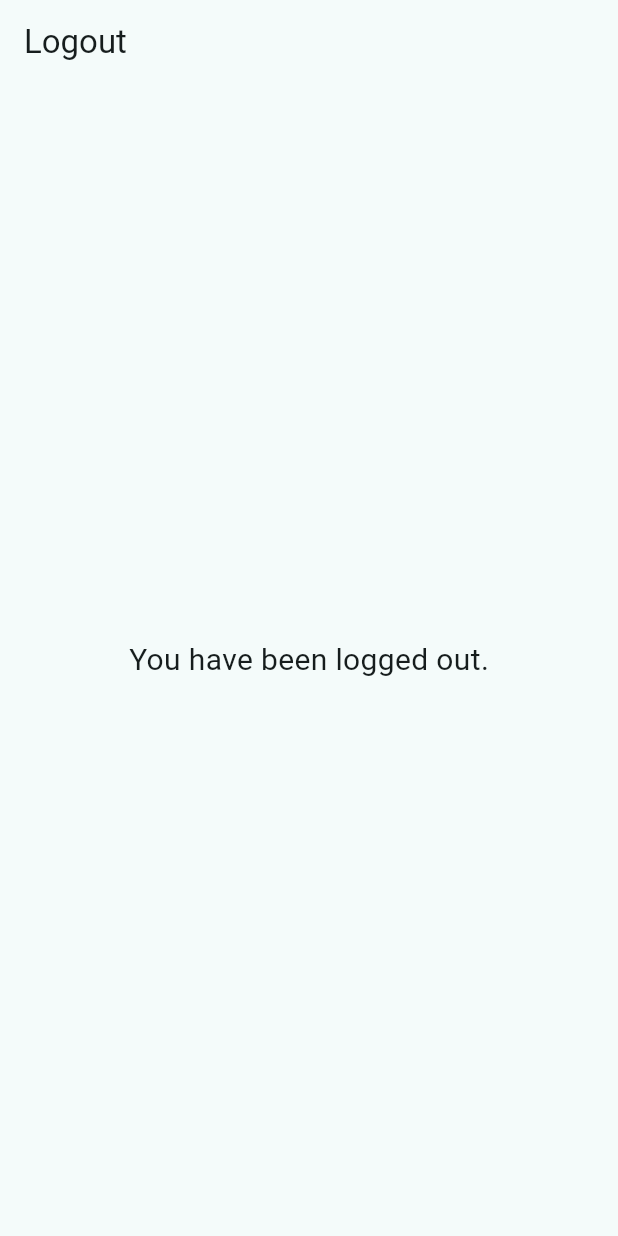
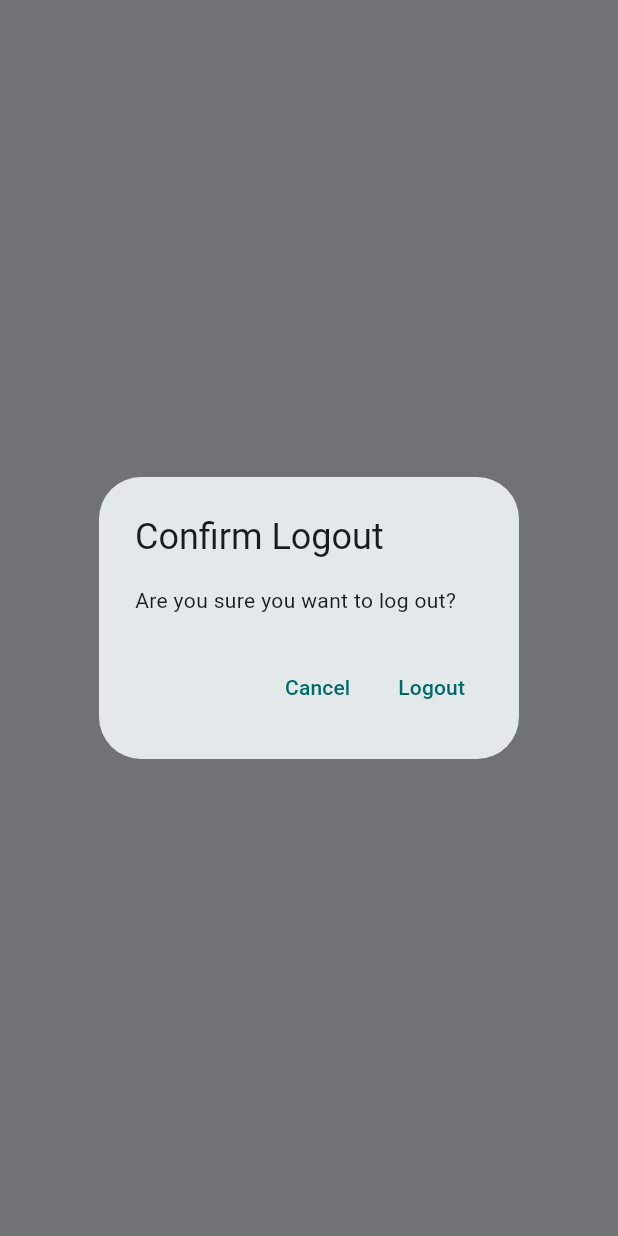
Before and after one commit to FinchChat/FinchChat, a Flutter app: the LogoutScreen screen opened by its route, on a phone screen of 412 x 824 dp. Run offline on Flutter 3.47's test engine with Material 3 defaults, Android fonts, the phone set to English and light mode, and no system bars; our stand-ins replace flutter_secure_storage, sqflite; accounts and stored records are empty.

Commit message:
feat: move logout logic to logout screen

```diff
--- a/lib/screens/logout.dart
+++ b/lib/screens/logout.dart
@@ -1,22 +1,85 @@
 import 'package:flutter/material.dart';
+// Assuming you might have a login screen route, e.g.:
+// import 'package:finch_chat/screens/login_screen.dart';
 
-class LogoutScreen extends StatelessWidget {
+class LogoutScreen extends StatefulWidget {
   static const String routeName = '/logout';
 
   const LogoutScreen({super.key});
 
   @override
+  State<LogoutScreen> createState() => _LogoutScreenState();
+}
+
+class _LogoutScreenState extends State<LogoutScreen> {
+  @override
+  void initState() {
+    super.initState();
+    WidgetsBinding.instance.addPostFrameCallback((_) {
+      _showLogoutConfirmationDialog(context);
+    });
+  }
+
+  void _performActualLogoutAndNavigate(BuildContext context) {
+    // 1. Perform actual logout logic here (clear tokens, user session, etc.)
+    // This is where you would call your authentication service to sign out.
+    print("Performing actual logout actions...");
+
+    // 2. Navigate to the appropriate screen after logout.
+    // For example, navigate to a LoginScreen and remove all previous routes.
+    // If you don't have a LoginScreen yet, you might navigate to '/'
+    // or another designated "logged out" entry point.
+
+    // Example: Assuming you have a LoginScreen.routeName
+    // Navigator.of(context).pushNamedAndRemoveUntil(
+    //   LoginScreen.routeName, // Replace with your actual login screen route
+    //   (Route<dynamic> route) => false,
+    // );
+
+    // For now, let's navigate to the initial route '/' and clear history
+    // as a placeholder, assuming '/' can be a public entry or will redirect.
+    Navigator.of(context).pushNamedAndRemoveUntil(
+      '/', // Or your designated login/home screen for logged-out users
+      (Route<dynamic> route) => false,
+    );
+  }
+
+  Future<void> _showLogoutConfirmationDialog(BuildContext mainContext) async {
+    // It's important to use the mainContext (from the widget tree) for navigation
+    // and the dialogContext for popping the dialog itself.
+    return showDialog<void>(
+      context: mainContext,
+      barrierDismissible: false, // User must tap button!
+      builder: (BuildContext dialogContext) {
+        return AlertDialog(
+          title: const Text('Confirm Logout'),
+          content: const Text('Are you sure you want to log out?'),
+          actions: <Widget>[
+            TextButton(
+              child: const Text('Cancel'),
+              onPressed: () {
+                Navigator.of(dialogContext).pop(); // Close the dialog
+                Navigator.of(mainContext).pop(); // Pop the LogoutScreen itself
+              },
+            ),
+            TextButton(
+              child: const Text('Logout'),
+              onPressed: () {
+                Navigator.of(dialogContext).pop(); // Close the dialog
+                _performActualLogoutAndNavigate(mainContext);
+              },
+            ),
+          ],
+        );
+      },
+    );
+  }
+
+  @override
   Widget build(BuildContext context) {
-    return Scaffold(
-      appBar: AppBar(
-        title: const Text('Logout'),
-        automaticallyImplyLeading: false, // No back button on login screen
-      ),
-      body: const Center(
-        child: Text(
-          'You have been logged out.',
-          style: TextStyle(fontSize: 20),
-        ),
+    return const Scaffold(
+      body: Center(
+        child: Text("Processing logout..."), // Or simple text
       ),
     );
   }
```
Also changed, not shown: lib/main.dart (+1 -36 lines).
